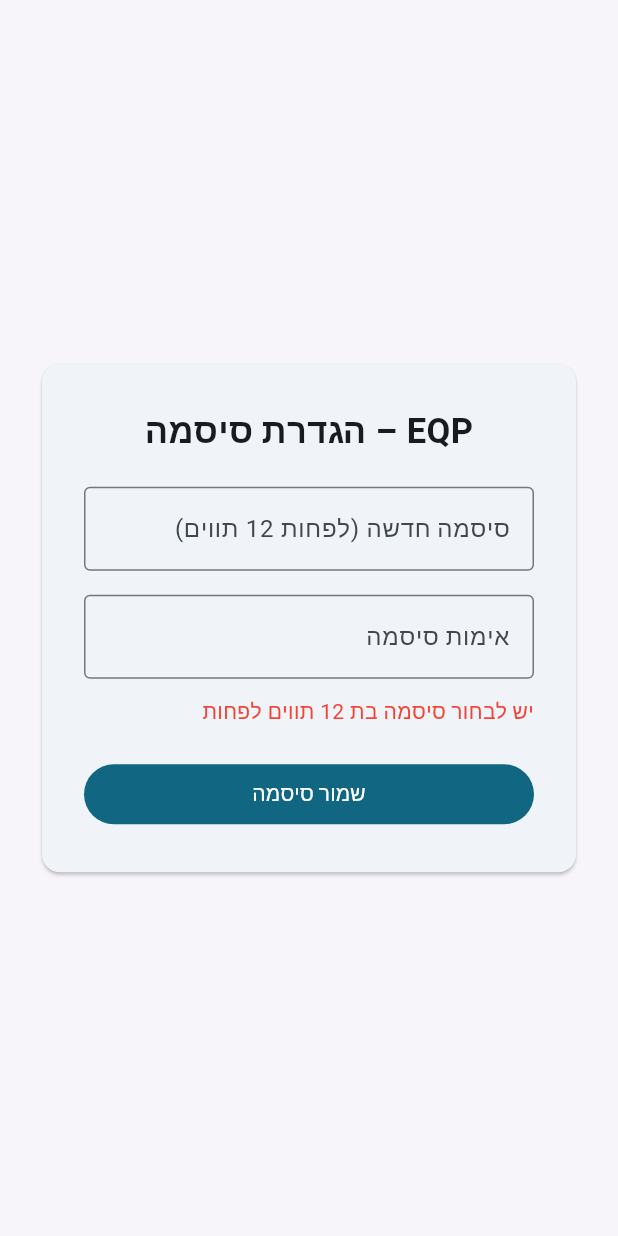
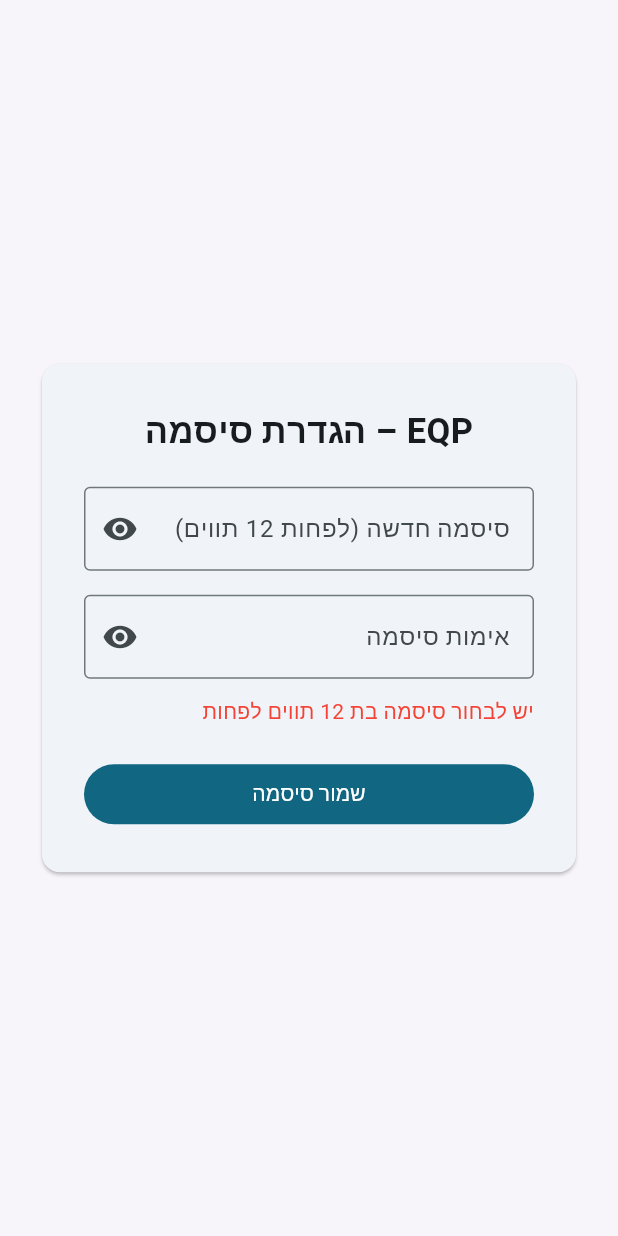
Before and after one commit to eqpulse/eqp-manager-web, a Flutter app: the SetPasswordPage screen opened directly with empty values, after a tap on "שמור סיסמה", on a phone screen of 412 x 824 dp. Run offline on Flutter 3.47's test engine with Material 3 defaults, Android fonts, the phone set to English and light mode, and no system bars; our stand-ins replace supabase_flutter; accounts and stored records are empty.

Commit message:
Add password visibility to EQP login

```diff
--- a/lib/main.dart
+++ b/lib/main.dart
@@ -136,6 +136,7 @@
   final passwordController = TextEditingController();
   bool loading = false;
   bool recoveryMode = false;
+  bool showLoginPassword = false;
   String? errorMessage;
   String? successMessage;
 
@@ -259,11 +260,19 @@
                         const SizedBox(height: 16),
                         TextField(
                           controller: passwordController,
-                          obscureText: true,
+                          obscureText: !showLoginPassword,
                           textDirection: TextDirection.ltr,
-                          decoration: const InputDecoration(
+                          decoration: InputDecoration(
                             labelText: 'סיסמה',
-                            border: OutlineInputBorder(),
+                            border: const OutlineInputBorder(),
+                            suffixIcon: IconButton(
+                              tooltip: showLoginPassword ? 'הסתר סיסמה' : 'הצג סיסמה',
+                              icon: Icon(showLoginPassword
+                                  ? Icons.visibility_off
+                                  : Icons.visibility),
+                              onPressed: () => setState(() =>
+                                  showLoginPassword = !showLoginPassword),
+                            ),
                           ),
                           onSubmitted: (_) => signIn(),
                         ),
@@ -328,6 +337,8 @@
 class _SetPasswordPageState extends State<SetPasswordPage> {
   final passwordController = TextEditingController();
   final confirmController = TextEditingController();
+  bool showNewPassword = false;
+  bool showConfirmPassword = false;
   bool loading = false;
   String? errorMessage;
 
@@ -400,21 +411,37 @@
                       const SizedBox(height: 20),
                       TextField(
                         controller: passwordController,
-                        obscureText: true,
+                        obscureText: !showNewPassword,
                         textDirection: TextDirection.ltr,
-                        decoration: const InputDecoration(
+                        decoration: InputDecoration(
                           labelText: 'סיסמה חדשה (לפחות 12 תווים)',
-                          border: OutlineInputBorder(),
+                          border: const OutlineInputBorder(),
+                          suffixIcon: IconButton(
+                            tooltip: showNewPassword ? 'הסתר סיסמה' : 'הצג סיסמה',
+                            icon: Icon(showNewPassword
+                                ? Icons.visibility_off
+                                : Icons.visibility),
+                            onPressed: () => setState(() =>
+                                showNewPassword = !showNewPassword),
+                          ),
                         ),
                       ),
                       const SizedBox(height: 16),
                       TextField(
                         controller: confirmController,
-                        obscureText: true,
+                        obscureText: !showConfirmPassword,
                         textDirection: TextDirection.ltr,
-                        decoration: const InputDecoration(
+                        decoration: InputDecoration(
                           labelText: 'אימות סיסמה',
-                          border: OutlineInputBorder(),
+                          border: const OutlineInputBorder(),
+                          suffixIcon: IconButton(
+                            tooltip: showConfirmPassword ? 'הסתר סיסמה' : 'הצג סיסמה',
+                            icon: Icon(showConfirmPassword
+                                ? Icons.visibility_off
+                                : Icons.visibility),
+                            onPressed: () => setState(() =>
+                                showConfirmPassword = !showConfirmPassword),
+                          ),
                         ),
                         onSubmitted: (_) => savePassword(),
                       ),
```
